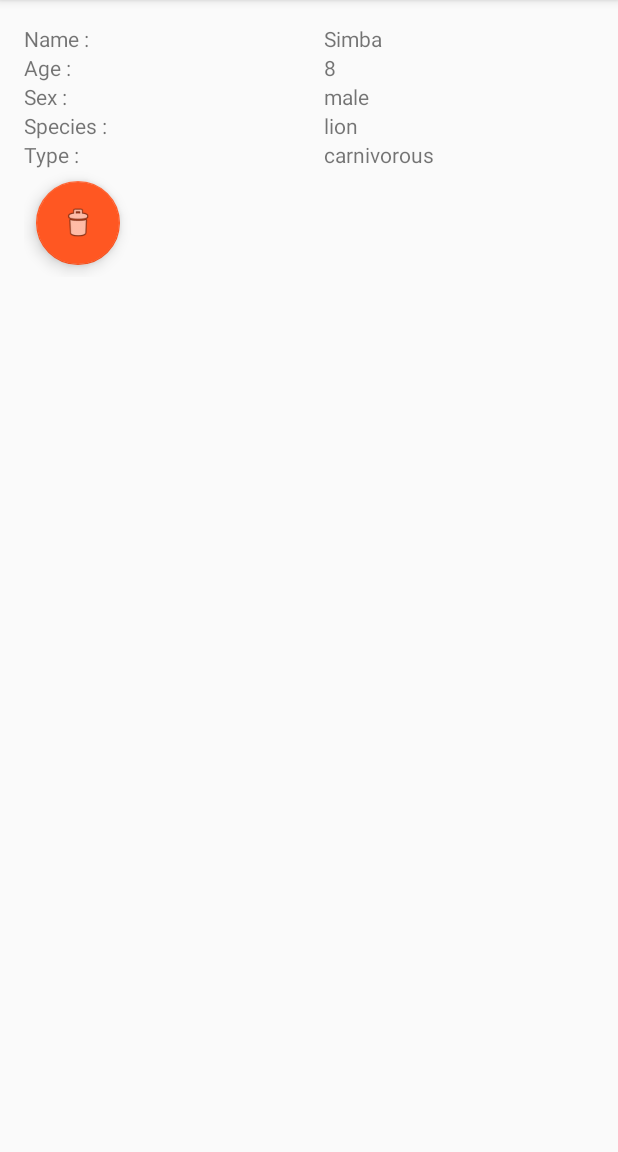
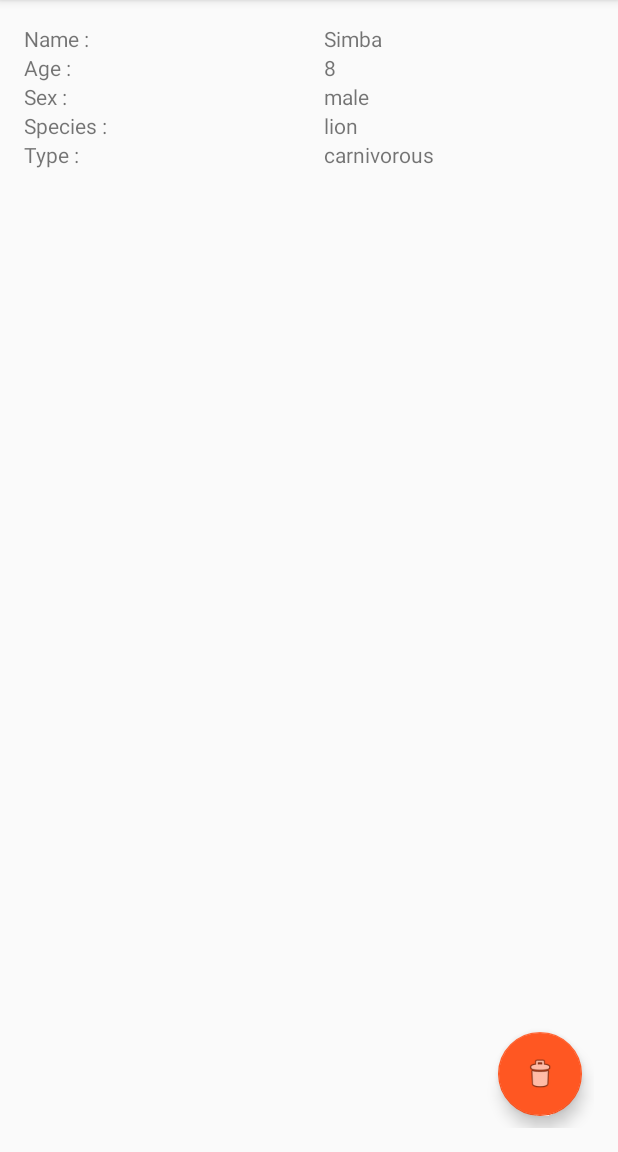
Before and after one commit to ZooJumanji/ZooJumanji, an Android app: the AnimalDetailActivity screen opened directly, with no data from a screen before it, on a phone screen of 412 x 824 dp, the part 84-1236 px from its top. Run offline under Robolectric (Android 15) with nearby library versions, the phone set to English and light mode, and no system bars.

Commit message:
delete button repositionning

```diff
--- a/Android/app/src/main/res/layout/activity_animal_detail.xml
+++ b/Android/app/src/main/res/layout/activity_animal_detail.xml
@@ -1,15 +1,18 @@
 <?xml version="1.0" encoding="utf-8"?>
-<LinearLayout xmlns:android="http://schemas.android.com/apk/res/android"
+<android.support.design.widget.CoordinatorLayout xmlns:android="http://schemas.android.com/apk/res/android"
     xmlns:tools="http://schemas.android.com/tools"
     android:layout_width="match_parent"
-    android:layout_height="wrap_content"
+    android:layout_height="match_parent"
     android:paddingBottom="@dimen/activity_vertical_margin"
     android:paddingLeft="@dimen/activity_horizontal_margin"
     android:paddingRight="@dimen/activity_horizontal_margin"
     android:paddingTop="@dimen/activity_vertical_margin"
-    tools:context=".AnimalDetailActivity"
-    android:orientation="vertical" >
+    tools:context=".AnimalDetailActivity" >
 
+    <LinearLayout
+        android:layout_width="match_parent"
+        android:layout_height="wrap_content"
+        android:orientation="vertical">
         <LinearLayout
             android:layout_width="match_parent"
             android:layout_height="wrap_content"
@@ -97,13 +100,15 @@
 
         </LinearLayout>
 
+    </LinearLayout>
+
     <android.support.design.widget.FloatingActionButton
         android:id="@+id/delete_fab"
         android:layout_width="wrap_content"
         android:layout_height="wrap_content"
         android:layout_margin="@dimen/fab_margin"
-        android:gravity="bottom|end"
+        android:layout_gravity="bottom|end"
         android:scaleType="center"
         android:src="@android:drawable/ic_menu_delete" />
 
-</LinearLayout>
+</android.support.design.widget.CoordinatorLayout>
```
Also changed, not shown: Android/app/src/main/java/com/example/hb/zoojumanji/object/Enclosure.java (+5 -5 lines). Lines whose indentation alone changed are shown as unchanged.
